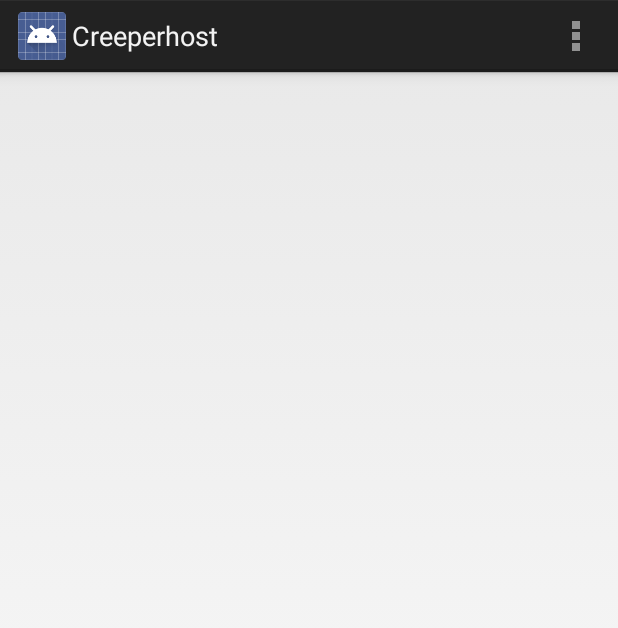
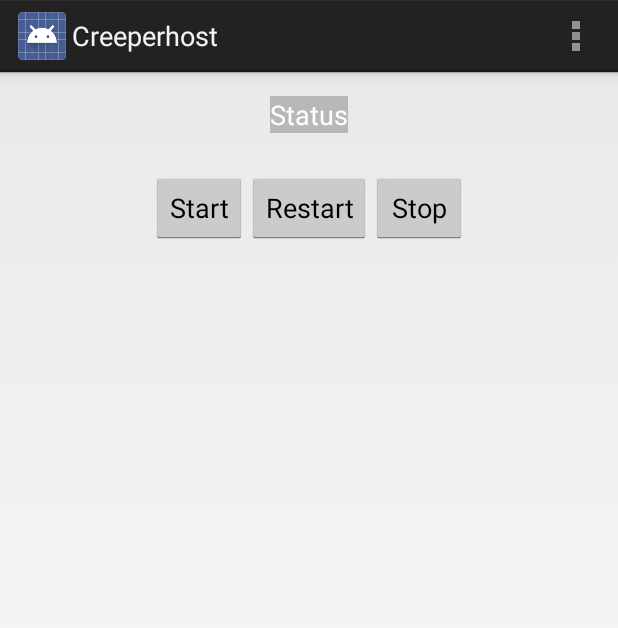
Before and after one commit to kenohkigit/Creeperhost, an Android app: the screen it shows after launch (MainActivity), on a phone screen of 412 x 824 dp. Shown: the top 628 px of the screen. Run offline under Robolectric (Android 15) with nearby library versions, the phone set to English and light mode, and no system bars.

Commit message:
Updated layout and strings

```diff
--- a/Creeperhost/src/main/res/layout/activity_main.xml
+++ b/Creeperhost/src/main/res/layout/activity_main.xml
@@ -8,4 +8,41 @@
     android:paddingBottom="@dimen/activity_vertical_margin"
     tools:context=".MainActivity">
 
+    <TextView
+            android:layout_width="wrap_content"
+            android:layout_height="wrap_content"
+            android:textAppearance="?android:attr/textAppearanceMedium"
+            android:text="@string/infoStatus"
+            android:id="@+id/textView"
+            android:layout_alignParentTop="true"
+            android:layout_centerHorizontal="true"
+            android:textColor="#ffffff"
+            android:background="#b8b8b8"
+            />
+
+    <Button
+            android:layout_width="wrap_content"
+            android:layout_height="wrap_content"
+            android:text="@string/serverRestart"
+            android:id="@+id/button"
+            android:layout_below="@+id/textView"
+            android:layout_centerHorizontal="true"
+            android:layout_marginTop="26dp"/>
+
+    <Button
+            android:layout_width="wrap_content"
+            android:layout_height="wrap_content"
+            android:text="@string/serverStart"
+            android:id="@+id/button2"
+            android:layout_alignBottom="@+id/button"
+            android:layout_toLeftOf="@+id/button"/>
+
+    <Button
+            android:layout_width="wrap_content"
+            android:layout_height="wrap_content"
+            android:text="@string/serverStop"
+            android:id="@+id/button3"
+            android:layout_alignTop="@+id/button"
+            android:layout_toRightOf="@+id/button"/>
+
 </RelativeLayout>
--- a/Creeperhost/src/main/res/values/strings.xml
+++ b/Creeperhost/src/main/res/values/strings.xml
@@ -3,5 +3,9 @@
 
     <string name="app_name">Creeperhost</string>
     <string name="action_settings">Settings</string>
+    <string name="infoStatus">Status</string>
+    <string name="serverRestart">Restart</string>
+    <string name="serverStart">Start</string>
+    <string name="serverStop">Stop</string>
 
 </resources>
```
